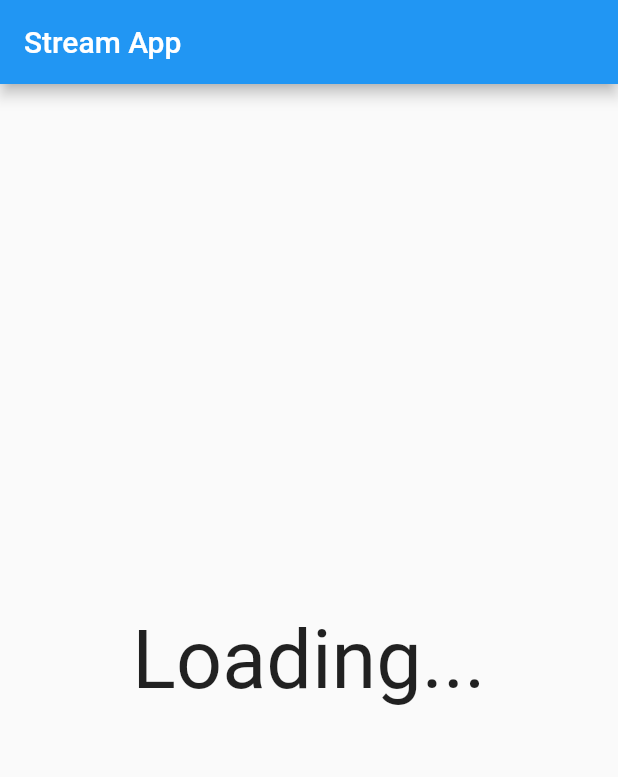
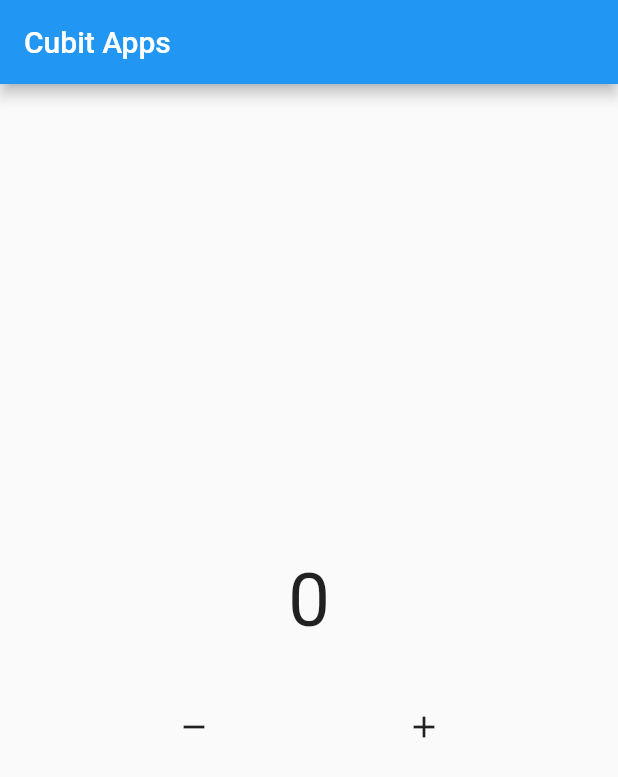
Before and after one commit to zeindevs/FlutterBloc, a Flutter app: the first screen one second after launch, on a phone screen of 412 x 824 dp. Shown: the top 777 px of the screen. Run offline on Flutter 3.47's test engine with Material 2 defaults, Android fonts, the phone set to English and light mode, and no system bars; our stand-ins replace bloc.

Commit message:
add: 02-basic-cubit

```diff
--- a/lib/main.dart
+++ b/lib/main.dart
@@ -1,4 +1,4 @@
-import "package:flutter/foundation.dart";
+import "package:bloc/bloc.dart";
 import "package:flutter/material.dart";
 
 void main() {
@@ -14,42 +14,63 @@ class MyApp extends StatelessWidget {
   }
 }
 
-class HomePage extends StatelessWidget {
-  const HomePage({super.key});
+class CounterCubit extends Cubit<int> {
+  CounterCubit({this.initialData = 0}) : super(initialData);
 
-  Stream<int> countStream() async* {
-    for (int i = 1; i < 10; i++) {
-      await Future.delayed(const Duration(seconds: 1));
-      yield i;
+  int initialData;
+
+  void increment() {
+    emit(state + 1);
+  }
+
+  void decrement() {
+    emit(state - 1);
   }
 }
 
+class HomePage extends StatefulWidget {
+  const HomePage({super.key});
+
+  @override
+  State<HomePage> createState() => _HomePageState();
+}
+
+class _HomePageState extends State<HomePage> {
+  CounterCubit counter = CounterCubit(initialData: 0);
+
   @override
   Widget build(BuildContext context) {
-    if (kDebugMode) {
-      print("Rebuild");
-    }
     return Scaffold(
       appBar: AppBar(
-        title: const Text("Stream App"),
+        title: const Text("Cubit Apps"),
       ),
-      body: StreamBuilder<Object>(
-          stream: countStream(),
+      body: Column(
+        mainAxisAlignment: MainAxisAlignment.center,
+        children: [
+          StreamBuilder<Object>(
+              initialData: counter.initialData,
+              stream: counter.stream,
               builder: (context, snapshot) {
-            if (snapshot.connectionState == ConnectionState.waiting) {
-              return const Center(
-                  child: Text(
-                "Loading...",
-                style: TextStyle(fontSize: 54),
-              ));
-            } else {
                 return Center(
                     child: Text(
                   "${snapshot.data}",
-                style: const TextStyle(fontSize: 54),
+                  style: const TextStyle(fontSize: 50),
                 ));
-            }
               }),
+          const SizedBox(height: 30),
+          Row(
+            mainAxisAlignment: MainAxisAlignment.spaceEvenly,
+            children: [
+              IconButton(
+                  onPressed: () => counter.increment(),
+                  icon: const Icon(Icons.remove)),
+              IconButton(
+                  onPressed: () => counter.decrement(),
+                  icon: const Icon(Icons.add))
+            ],
+          )
+        ],
+      ),
     );
   }
 }
```
Also changed, not shown: pubspec.yaml (+5 -12 lines), pubspec.lock. Lines whose indentation alone changed are shown as unchanged.
